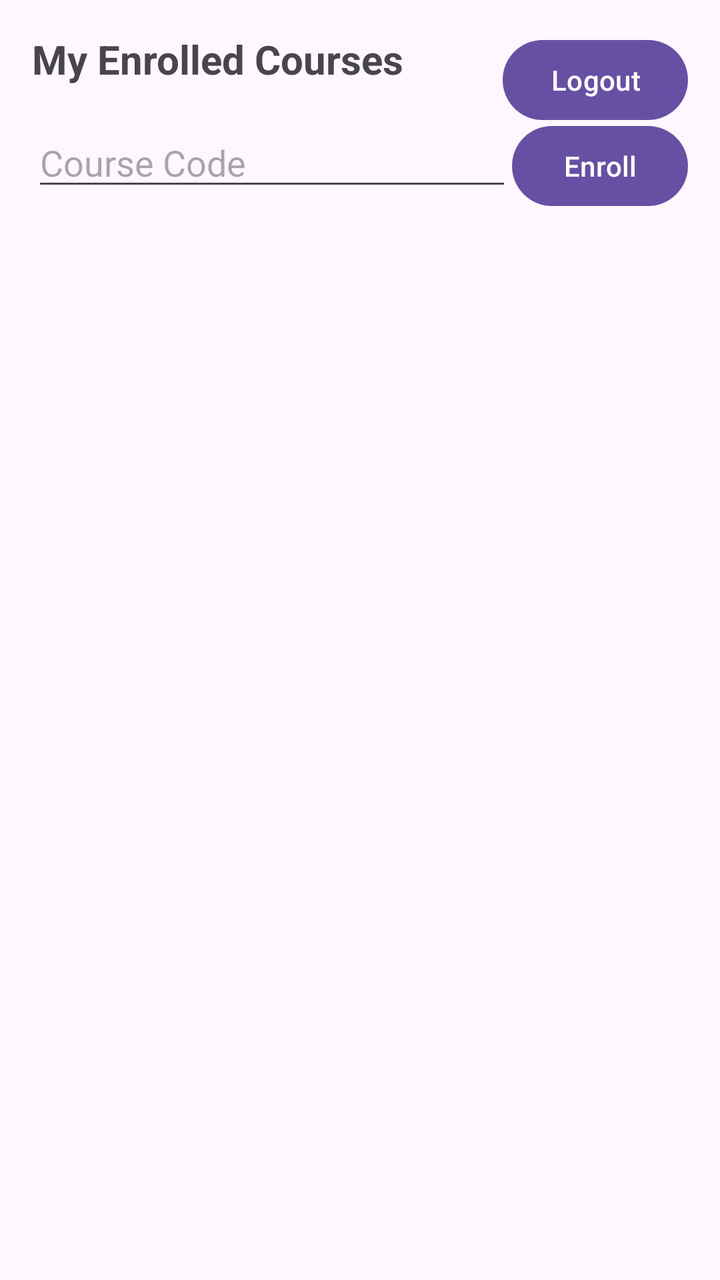
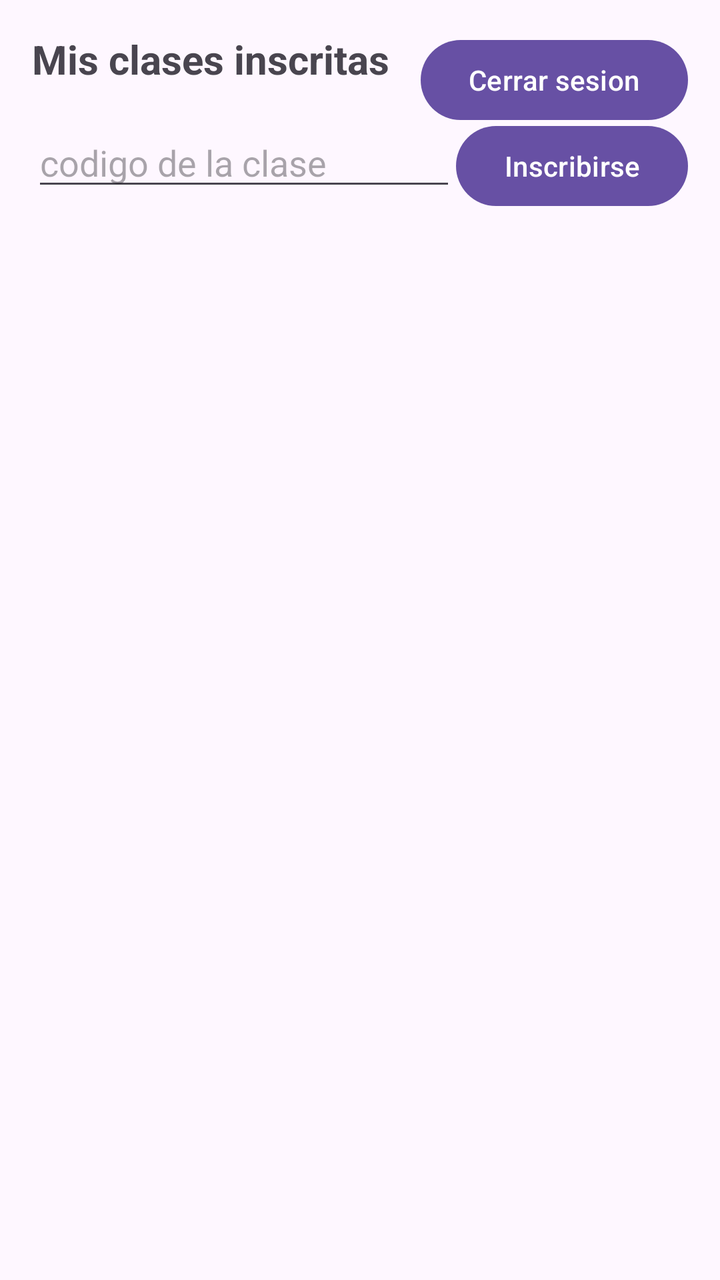

Before-and-after screenshots of an Android layout around one commit, followed by the original layout XML and the change that was made.
<!-- AndroidManifest.xml: application theme Theme.RegistroAsistencia -->
<!-- res/layout/activity_student.xml -->
<?xml version="1.0" encoding="utf-8"?>
<androidx.constraintlayout.widget.ConstraintLayout xmlns:android="http://schemas.android.com/apk/res/android"
    xmlns:app="http://schemas.android.com/apk/res-auto"
    android:layout_width="match_parent"
    android:layout_height="match_parent"
    android:padding="16dp">

    <TextView
        android:id="@+id/tvStudentTitle"
        android:layout_width="wrap_content"
        android:layout_height="wrap_content"
        android:text="My Enrolled Courses"
        android:textSize="20sp"
        android:textStyle="bold"
        app:layout_constraintTop_toTopOf="parent"
        app:layout_constraintStart_toStartOf="parent"/>

    <Button
        android:id="@+id/btnLogoutStudent"
        android:layout_width="wrap_content"
        android:layout_height="wrap_content"
        android:text="Logout"
        app:layout_constraintTop_toTopOf="parent"
        app:layout_constraintEnd_toEndOf="parent"/>

    <LinearLayout
        android:id="@+id/llEnroll"
        android:layout_width="match_parent"
        android:layout_height="wrap_content"
        android:orientation="horizontal"
        android:layout_marginTop="16dp"
        app:layout_constraintTop_toBottomOf="@id/tvStudentTitle">

        <EditText
            android:id="@+id/etEnrollCode"
            android:layout_width="0dp"
            android:layout_height="wrap_content"
            android:layout_weight="1"
            android:hint="Course Code"
            android:inputType="number"/>

        <Button
            android:id="@+id/btnEnroll"
            android:layout_width="wrap_content"
            android:layout_height="wrap_content"
            android:text="Enroll"/>
    </LinearLayout>

    <androidx.recyclerview.widget.RecyclerView
        android:id="@+id/rvCoursesStudent"
        android:layout_width="0dp"
        android:layout_height="0dp"
        android:layout_marginTop="16dp"
        app:layout_constraintTop_toBottomOf="@id/llEnroll"
        app:layout_constraintBottom_toBottomOf="parent"
        app:layout_constraintStart_toStartOf="parent"
        app:layout_constraintEnd_toEndOf="parent"/>

</androidx.constraintlayout.widget.ConstraintLayout>
<!-- resources referenced by this layout -->
<resources>
  <style name="Theme.RegistroAsistencia" parent="Base.Theme.RegistroAsistencia" />
  <style name="Base.Theme.RegistroAsistencia" parent="Theme.Material3.DayNight.NoActionBar">
          
          
      </style>
</resources>

<!-- the commit's change to res/layout/activity_student.xml (unified diff, before → after) -->
@@ -9,19 +9,19 @@
         android:id="@+id/tvStudentTitle"
         android:layout_width="wrap_content"
         android:layout_height="wrap_content"
-        android:text="My Enrolled Courses"
+        android:text="Mis clases inscritas"
         android:textSize="20sp"
         android:textStyle="bold"
-        app:layout_constraintTop_toTopOf="parent"
-        app:layout_constraintStart_toStartOf="parent"/>
+        app:layout_constraintStart_toStartOf="parent"
+        app:layout_constraintTop_toTopOf="parent" />
 
     <Button
         android:id="@+id/btnLogoutStudent"
         android:layout_width="wrap_content"
         android:layout_height="wrap_content"
-        android:text="Logout"
-        app:layout_constraintTop_toTopOf="parent"
-        app:layout_constraintEnd_toEndOf="parent"/>
+        android:text="Cerrar sesion"
+        app:layout_constraintEnd_toEndOf="parent"
+        app:layout_constraintTop_toTopOf="parent" />
 
     <LinearLayout
         android:id="@+id/llEnroll"
@@ -36,14 +36,14 @@
             android:layout_width="0dp"
             android:layout_height="wrap_content"
             android:layout_weight="1"
-            android:hint="Course Code"
-            android:inputType="number"/>
+            android:hint="codigo de la clase"
+            android:inputType="number" />
 
         <Button
             android:id="@+id/btnEnroll"
             android:layout_width="wrap_content"
             android:layout_height="wrap_content"
-            android:text="Enroll"/>
+            android:text="Inscribirse" />
     </LinearLayout>
 
     <androidx.recyclerview.widget.RecyclerView
